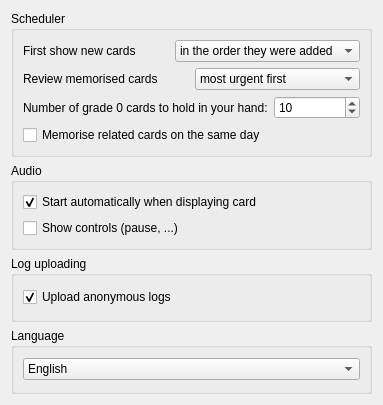
First picture: the form in mnemosyne/mnemosyne/pyqt_ui/configuration_wdgt_main.ui, repository mnemosyne-proj/mnemosyne, before the edit.
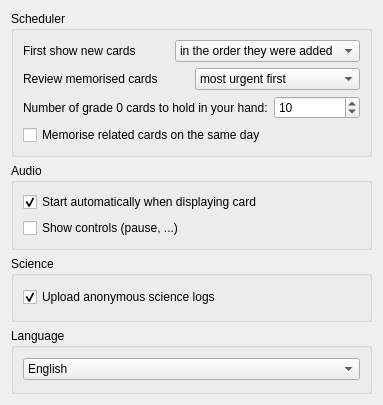
Second picture: the form after the edit.

The edit to the form file:
```diff
--- a/mnemosyne/mnemosyne/pyqt_ui/configuration_wdgt_main.ui
+++ b/mnemosyne/mnemosyne/pyqt_ui/configuration_wdgt_main.ui
@@ -132,13 +132,13 @@
      <item>
       <widget class="QGroupBox" name="groupBox_3">
        <property name="title">
-        <string>Log uploading</string>
+        <string>Science</string>
        </property>
        <layout class="QVBoxLayout" name="verticalLayout_3">
         <item>
          <widget class="QCheckBox" name="upload_logs">
           <property name="text">
-           <string>Upload anonymous logs</string>
+           <string>Upload anonymous science logs</string>
           </property>
           <property name="checked">
            <bool>true</bool>
```
Left out of the diff: 2 changed lines with no effect on the pictures.
